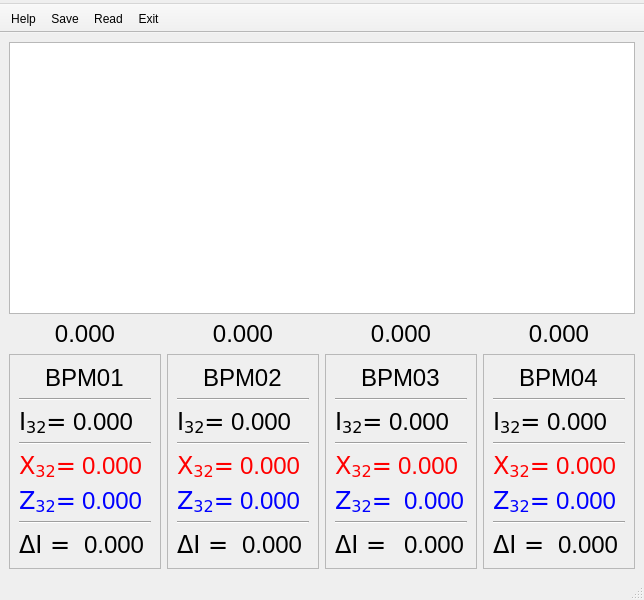
First picture: the form in MainWindow.ui, repository Snake9889/CDV, before the edit.
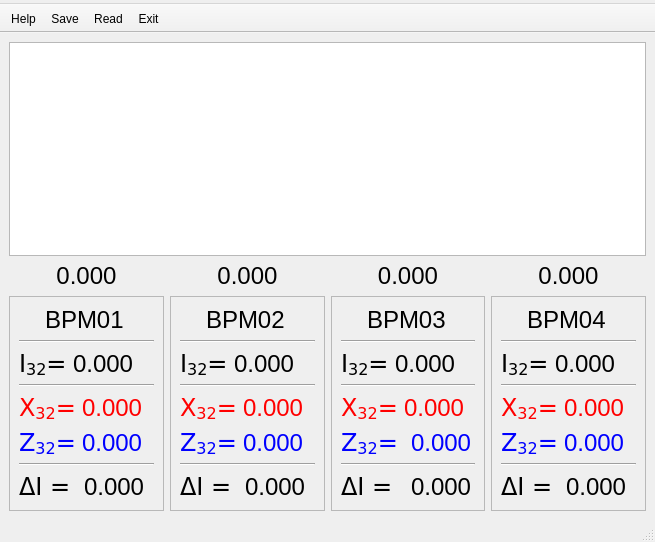
Second picture: the form after the edit. Custom widgets are drawn as their Qt base class.

Diff of the .ui file:
```diff
--- a/MainWindow.ui
+++ b/MainWindow.ui
@@ -9,8 +9,8 @@
    <rect>
     <x>0</x>
     <y>0</y>
-    <width>644</width>
-    <height>600</height>
+    <width>655</width>
+    <height>542</height>
    </rect>
   </property>
   <property name="sizePolicy">
@@ -1440,8 +1440,8 @@
     <rect>
      <x>0</x>
      <y>0</y>
-     <width>644</width>
-     <height>30</height>
+     <width>655</width>
+     <height>22</height>
     </rect>
    </property>
    <widget class="QMenu" name="menuHelp">
```
